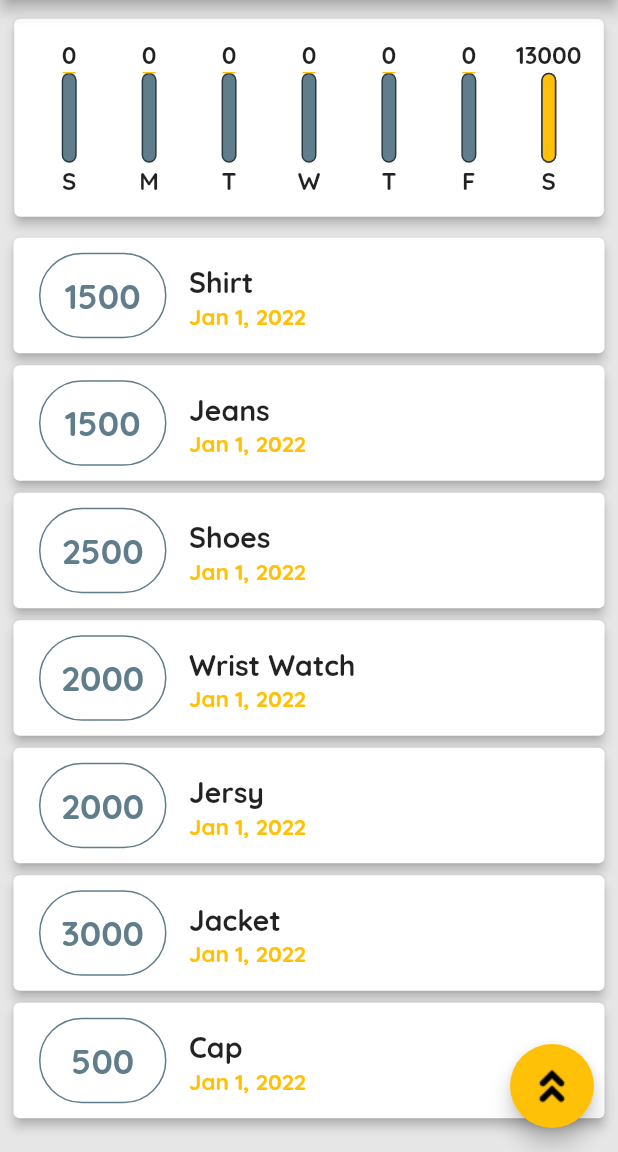
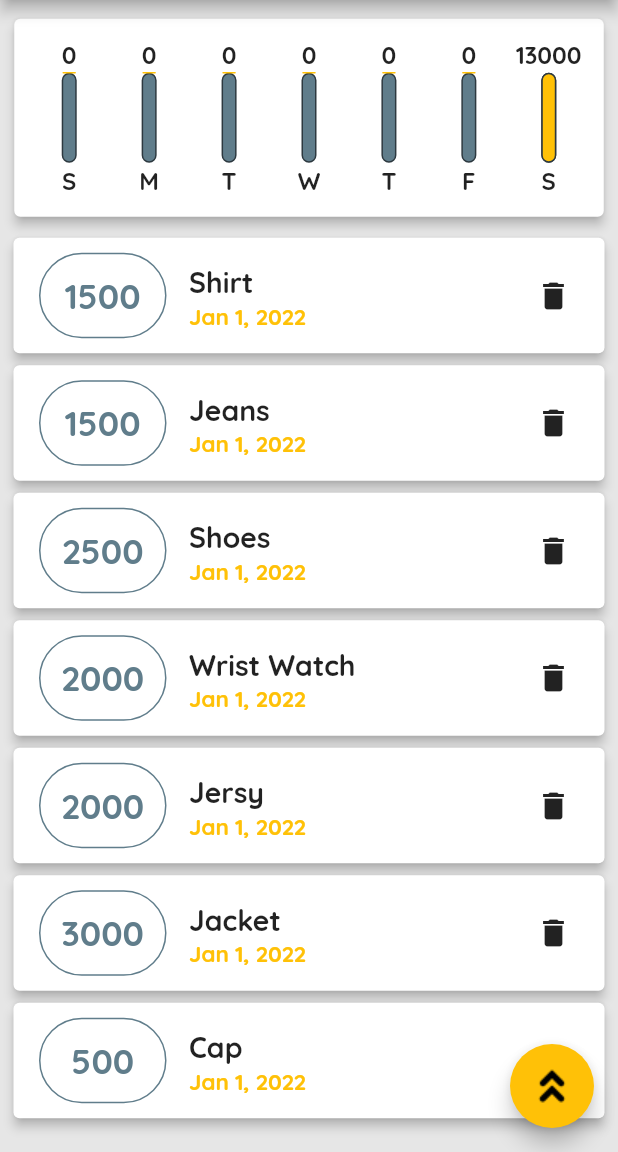
Before and after one commit to shahrazeahmad07/expense_planner, a Flutter app: the screen it shows after launch, on a phone screen of 412 x 824 dp, the part 84-1236 px from its top. Run offline on Flutter 3.47's test engine with Material 2 defaults, Android fonts, the phone set to English and light mode, and no system bars.

Commit message:
Added Delete Button

```diff
--- a/lib/main.dart
+++ b/lib/main.dart
@@ -53,6 +53,7 @@ class MyHomePage extends StatefulWidget {
 }
 
 class _MyHomePageState extends State<MyHomePage> {
+  //! All transactions list.
   final List<Transactions> _userTransactions = [
     Transactions(id: "t1", title: "Shirt", amount: 1500, date: DateTime.now()),
     Transactions(id: "t2", title: "Jeans", amount: 1500, date: DateTime.now()),
@@ -64,6 +65,7 @@ class _MyHomePageState extends State<MyHomePage> {
     Transactions(id: "t7", title: "Cap", amount: 500, date: DateTime.now()),
   ];
 
+  //! 7 days transaction getter
   List<Transactions> get _recentTransactions {
     return _userTransactions.where((element) {
       return element.date.isAfter(
@@ -76,6 +78,7 @@ class _MyHomePageState extends State<MyHomePage> {
     }).toList();
   }
 
+  //! add new transaction method.
   void _addNewTransaction(String title, double amount, DateTime choosedDate) {
     final tx = Transactions(
       id: DateTime.now().toString(),
@@ -89,6 +92,14 @@ class _MyHomePageState extends State<MyHomePage> {
     });
   }
 
+  //! Delete a transaction method.
+  void _deleteTransaction(String id) {
+    setState(() {
+      _userTransactions.removeWhere((element) => element.id == id);
+    });
+  }
+
+  //! Add Transaction modal
   void _startAddTransaction(BuildContext ctx) {
     showModalBottomSheet(
       context: ctx,
@@ -132,7 +143,7 @@ class _MyHomePageState extends State<MyHomePage> {
               //! Weeks
               Chart(_recentTransactions),
               //! All Transactions:
-              TransactionList(_userTransactions),
+              TransactionList(_userTransactions, _deleteTransaction),
             ],
           ),
         ),
--- a/lib/widgets/transaction_list.dart
+++ b/lib/widgets/transaction_list.dart
@@ -5,8 +5,9 @@ import '../models/transactions.dart';
 
 class TransactionList extends StatelessWidget {
   final List<Transactions> _userTransactions;
+  Function(String) deleteTransaction;
 
-  TransactionList(this._userTransactions);
+  TransactionList(this._userTransactions, this.deleteTransaction);
 
   @override
   Widget build(BuildContext context) {
@@ -34,6 +35,7 @@ class TransactionList extends StatelessWidget {
                 child: Card(
                   elevation: 3,
                   child: Row(
+                    mainAxisAlignment: MainAxisAlignment.spaceBetween,
                     children: [
                       //! Price Box.
                       Container(
@@ -67,7 +69,9 @@ class TransactionList extends StatelessWidget {
                         ),
                       ),
                       //! Transaction Title and Date.
-                      Container(
+                      Flexible(
+                        fit: FlexFit.tight,
+                        child: Container(
                           margin: const EdgeInsets.only(top: 3),
                           height: 45,
                           child: Column(
@@ -75,13 +79,15 @@ class TransactionList extends StatelessWidget {
                             mainAxisAlignment: MainAxisAlignment.spaceAround,
                             children: [
                               //! Title.
-                            Text(
+                              FittedBox(
+                                child: Text(
                                   e.title,
                                   // style: Theme.of(context).textTheme.bodyText1,
                                   style: const TextStyle(
                                     fontSize: 19,
                                     fontWeight: FontWeight.bold,
                                     // color: Color(0xFF865439),
+                                  ),
                                 ),
                               ),
                               //! Date.
@@ -97,6 +103,18 @@ class TransactionList extends StatelessWidget {
                             ],
                           ),
                         ),
+                      ),
+                      Container(
+                        margin: const EdgeInsets.symmetric(
+                          horizontal: 10,
+                        ),
+                        child: IconButton(
+                          onPressed: () => deleteTransaction(e.id),
+                          icon: const Icon(
+                            Icons.delete,
+                          ),
+                        ),
+                      ),
                     ],
                   ),
                 ),
```
Lines whose indentation alone changed are shown as unchanged.
